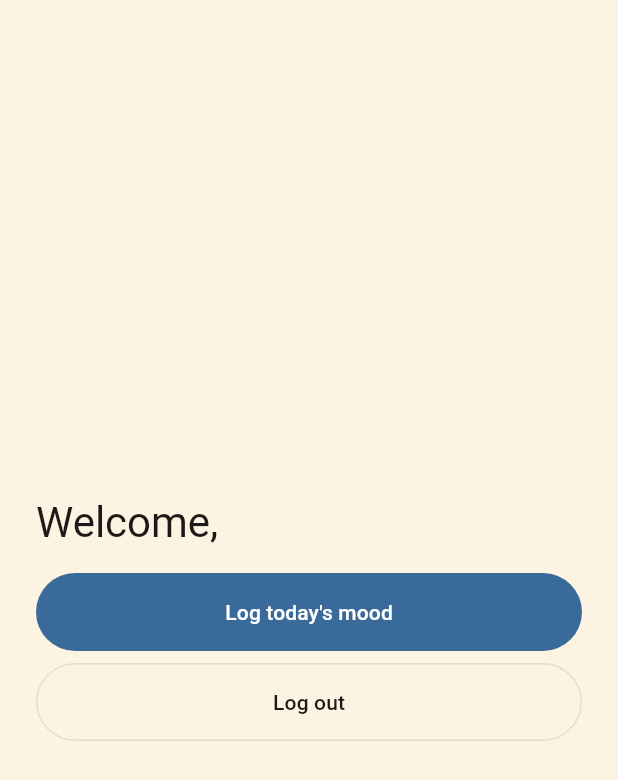
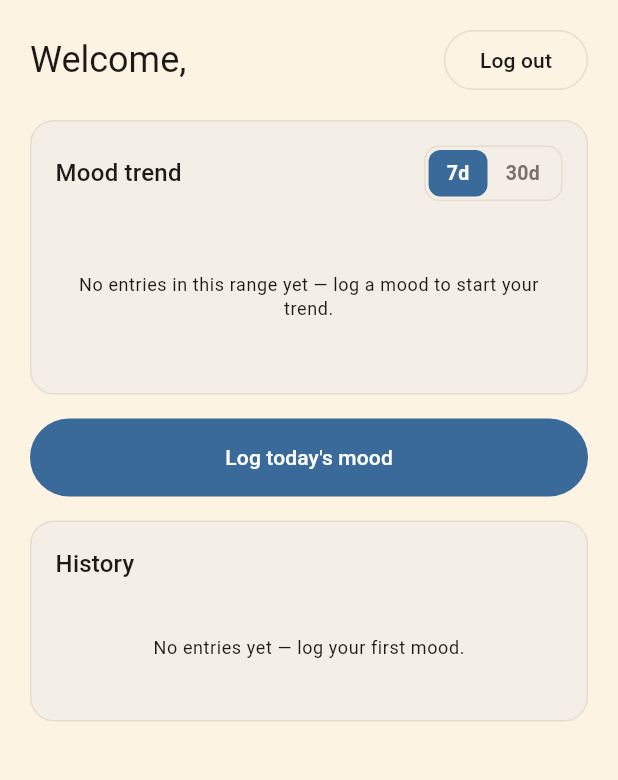
Before and after one commit to thecodeworm/mindbridge, a Flutter app: the screen it shows once a user with an empty profile is signed in, after a tap on "Log out", on a phone screen of 412 x 824 dp. Shown: the top 780 px of the screen. Run offline on Flutter 3.47's test engine with Material 3 defaults, Android fonts, the phone set to English and light mode, and no system bars; our stand-ins replace fl_chart, flutter_secure_storage, flutter_svg, supabase_flutter; accounts and stored records are empty.

Commit message:
feat(web,mobile): assemble dashboard home from trend chart + history
Home now renders the mood trend chart, the "Log today's mood" CTA,
then history, replacing the bare welcome screen - this is what makes
T1-T5's work reachable through normal navigation. Mobile also fixes
two bugs found via live testing on a simulator:

- Stale data: HomeScreen is revealed (not remounted) after
  Navigator.popUntil from the suggestion screen, so a freshly logged
  mood wouldn't show up without an explicit refresh; fixed via a
  refresh-tick key on HistoryList plus an explicit reload on return.
- Layout crash: the theme's default OutlinedButton minimumSize is
  full-width (Size.fromHeight(52)), which every other button in the
  app satisfies by being wrapped in Expanded/stretch. The new Log out
  button isn't wrapped, so it inherited an unbounded width and crashed
  Flutter's layout on every frame; fixed with a local bounded
  minimumSize override on just that button.

```diff
--- a/apps/mobile/lib/features/home/home_screen.dart
+++ b/apps/mobile/lib/features/home/home_screen.dart
@@ -1,42 +1,110 @@
 import 'package:flutter/material.dart';
 import 'package:supabase_flutter/supabase_flutter.dart';
+import '../../features/dashboard/mood_trend_chart.dart';
 import '../auth/auth_service.dart';
+import '../history/history_list.dart';
 import '../mood/mood_log_screen.dart';
+import '../mood/mood_log_service.dart';
 
-class HomeScreen extends StatelessWidget {
+class HomeScreen extends StatefulWidget {
   const HomeScreen({super.key});
+
+  @override
+  State<HomeScreen> createState() => _HomeScreenState();
+}
+
+class _HomeScreenState extends State<HomeScreen> {
+  final _moodLogService = MoodLogService(Supabase.instance.client);
+  final _authService = AuthService(Supabase.instance.client);
+
+  List<MoodLog> _logs = [];
+  bool _loadingLogs = true;
+  int _refreshTick = 0;
+
+  @override
+  void initState() {
+    super.initState();
+    _loadLogs();
+  }
+
+  Future<void> _loadLogs() async {
+    final userId = Supabase.instance.client.auth.currentUser!.id;
+    final result = await _moodLogService.getMoodLogsInRange(
+      userId: userId,
+      days: 30,
+    );
+    if (!mounted) return;
+    setState(() {
+      _logs = result.logs;
+      _loadingLogs = false;
+    });
+  }
 
   @override
   Widget build(BuildContext context) {
     final user = Supabase.instance.client.auth.currentUser;
-    final displayName = user?.userMetadata?['display_name'] as String? ?? 'there';
-    final authService = AuthService(Supabase.instance.client);
+    final displayName =
+        user?.userMetadata?['display_name'] as String? ?? 'there';
+    final cs = Theme.of(context).colorScheme;
 
     return Scaffold(
-      body: Center(
-        child: Padding(
-          padding: const EdgeInsets.symmetric(horizontal: 24),
+      body: SafeArea(
+        child: SingleChildScrollView(
+          padding: const EdgeInsets.fromLTRB(20, 16, 20, 24),
           child: Column(
-            mainAxisSize: MainAxisSize.min,
             crossAxisAlignment: CrossAxisAlignment.stretch,
             children: [
-              Text(
-                'Welcome, $displayName',
-                style: Theme.of(context).textTheme.headlineMedium,
+              Row(
+                mainAxisAlignment: MainAxisAlignment.spaceBetween,
+                children: [
+                  Expanded(
+                    child: Text(
+                      'Welcome, $displayName',
+                      style: Theme.of(context).textTheme.headlineSmall,
+                      overflow: TextOverflow.ellipsis,
+                    ),
+                  ),
+                  OutlinedButton(
+                    // Theme's default OutlinedButton minimumSize is
+                    // Size.fromHeight(52) - i.e. infinite width - meant for
+                    // buttons wrapped in Expanded/stretch (as everywhere else
+                    // in the app). This button has no such wrapper, so it
+                    // needs its own bounded minimumSize instead.
+                    style: OutlinedButton.styleFrom(
+                      minimumSize: const Size(0, 40),
+                    ),
+                    onPressed: () => _authService.signOut(),
+                    child: const Text('Log out'),
+                  ),
+                ],
               ),
               const SizedBox(height: 16),
+              _loadingLogs
+                  ? Container(
+                      height: 280,
+                      decoration: BoxDecoration(
+                        color: cs.surface,
+                        borderRadius: BorderRadius.circular(16),
+                        border: Border.all(color: cs.outline),
+                      ),
+                    )
+                  : MoodTrendChart(logs: _logs),
+              const SizedBox(height: 16),
               FilledButton(
-                onPressed: () => Navigator.push(
-                  context,
-                  MaterialPageRoute(builder: (_) => const MoodLogScreen()),
-                ),
+                onPressed: () async {
+                  await Navigator.push(
+                    context,
+                    MaterialPageRoute(builder: (_) => const MoodLogScreen()),
+                  );
+                  if (!mounted) return;
+                  setState(() => _refreshTick++);
+                  _loadLogs();
+                },
                 child: const Text('Log today\'s mood'),
               ),
-              const SizedBox(height: 8),
-              OutlinedButton(
-                onPressed: () => authService.signOut(),
-                child: const Text('Log out'),
-              ),
+              const SizedBox(height: 16),
+              if (user != null)
+                HistoryList(key: ValueKey(_refreshTick), userId: user.id),
             ],
           ),
         ),
```
Also changed, not shown: 1 other file.
